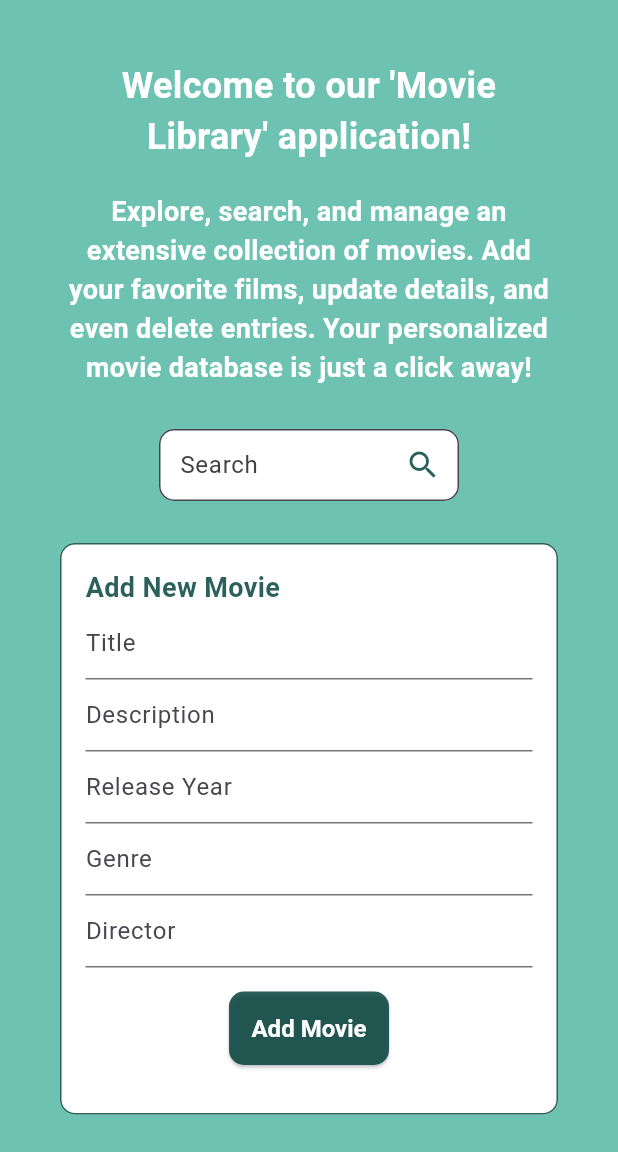
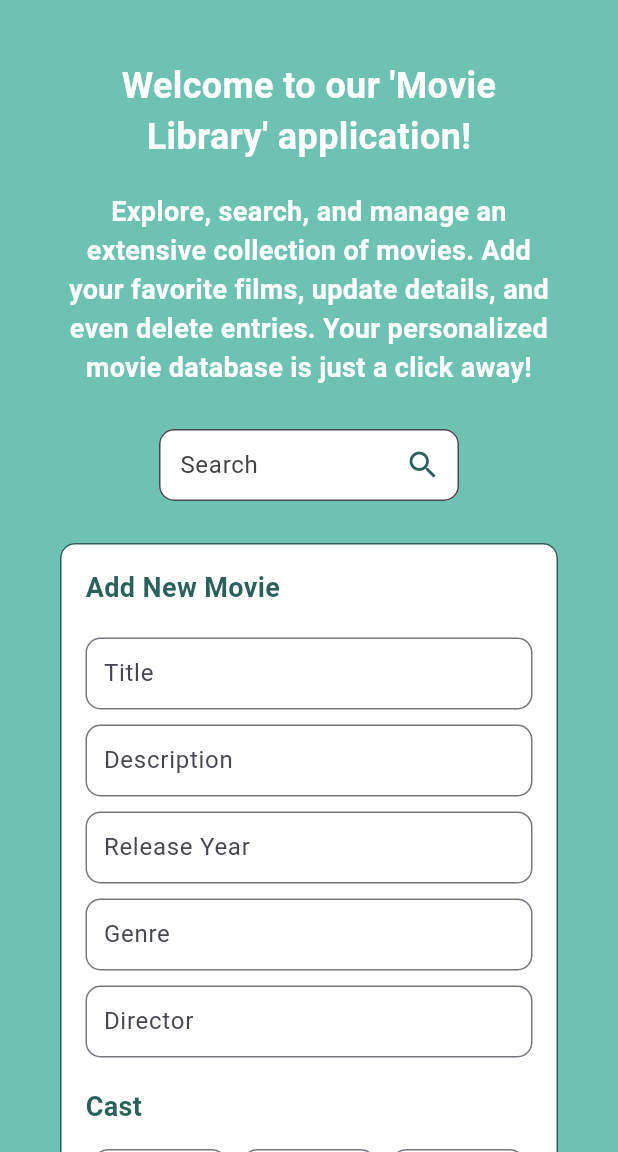
Before and after one commit to hasanBafuleh/Movies-Library-App, a Flutter app: the screen it shows after launch, on a phone screen of 412 x 824 dp, the part 84-1236 px from its top. Run offline on Flutter 3.47's test engine with Material 3 defaults, Android fonts, the phone set to English and light mode, and no system bars.

Commit message:
Added the Cast

```diff
--- a/movies_library_app/lib/main.dart
+++ b/movies_library_app/lib/main.dart
@@ -1,4 +1,4 @@
-// ignore_for_file: prefer_const_constructors, prefer_const_literals_to_create_immutables, avoid_print
+// ignore_for_file: prefer_const_constructors, prefer_const_literals_to_create_immutables, avoid_print, use_key_in_widget_constructors
 
 import 'package:flutter/material.dart';
 // ignore: unused_import
@@ -125,9 +125,14 @@
                               fontWeight: FontWeight.bold,
                             ),
                           ),
+                          SizedBox(height: 20),
                           TextFormField(
-                            decoration: const InputDecoration(
-                              hintText: 'Title',
+                            decoration: InputDecoration(
+                              labelText: 'Title',
+                              border: OutlineInputBorder(
+                                borderRadius: BorderRadius.circular(10),
+                              ),
+                              contentPadding: EdgeInsets.all(8.0),
                             ),
                             validator: (String? value) {
                               if (value == null || value.isEmpty) {
@@ -136,35 +141,71 @@
                               return null;
                             },
                           ),
+                          SizedBox(height: 10),
                           TextFormField(
-                            decoration: const InputDecoration(
-                              hintText: 'Description',
-                            ),
-                          ),
-                          TextFormField(
-                            decoration: const InputDecoration(
-                              hintText: 'Release Year',
+                            decoration: InputDecoration(
+                              labelText: 'Description',
+                              border: OutlineInputBorder(
+                                borderRadius: BorderRadius.circular(10),
+                              ),
+                              contentPadding: EdgeInsets.all(8.0),
                             ),
                             validator: (String? value) {
                               return null;
                             },
                           ),
+                          SizedBox(height: 10),
                           TextFormField(
-                            decoration: const InputDecoration(
-                              hintText: 'Genre',
+                            decoration: InputDecoration(
+                              labelText: 'Release Year',
+                              border: OutlineInputBorder(
+                                borderRadius: BorderRadius.circular(10),
+                              ),
+                              contentPadding: EdgeInsets.all(8.0),
                             ),
                             validator: (String? value) {
                               return null;
                             },
                           ),
+                          SizedBox(height: 10),
                           TextFormField(
-                            decoration: const InputDecoration(
-                              hintText: 'Director',
+                            decoration: InputDecoration(
+                              labelText: 'Genre',
+                              border: OutlineInputBorder(
+                                borderRadius: BorderRadius.circular(10),
+                              ),
+                              contentPadding: EdgeInsets.all(8.0),
                             ),
                             validator: (String? value) {
                               return null;
                             },
                           ),
+                          SizedBox(height: 10),
+                          TextFormField(
+                            decoration: InputDecoration(
+                              labelText: 'Director',
+                              border: OutlineInputBorder(
+                                borderRadius: BorderRadius.circular(10),
+                              ),
+                              contentPadding: EdgeInsets.all(8.0),
+                            ),
+                            validator: (String? value) {
+                              return null;
+                            },
+                          ),
+                          SizedBox(height: 20),
+                          Text(
+                            "Cast",
+                            style: TextStyle(
+                              color: Color.fromRGBO(4, 66, 61, 0.843),
+                              fontSize: 18,
+                              fontWeight: FontWeight.bold,
+                            ),
+                          ),
+                          SizedBox(height: 10),
+                          CastMemberInput(),
+                          CastMemberInput(),
+                          CastMemberInput(),
                           Center(
                             child: Padding(
                               padding:
@@ -204,3 +245,55 @@
     );
   }
 }
+
+class CastMemberInput extends StatelessWidget {
+  @override
+  Widget build(BuildContext context) {
+    return Row(
+      children: [
+        Expanded(
+          child: Padding(
+            padding: const EdgeInsets.all(5.0),
+            child: TextField(
+              decoration: InputDecoration(
+                labelText: 'Name',
+                border: OutlineInputBorder(
+                  borderRadius: BorderRadius.circular(10),
+                ),
+                contentPadding: EdgeInsets.all(8.0),
+              ),
+            ),
+          ),
+        ),
+        Expanded(
+          child: Padding(
+            padding: const EdgeInsets.all(5.0),
+            child: TextField(
+              decoration: InputDecoration(
+                labelText: 'Age',
+                border: OutlineInputBorder(
+                  borderRadius: BorderRadius.circular(10),
+                ),
+                contentPadding: EdgeInsets.all(8.0),
+              ),
+            ),
+          ),
+        ),
+        Expanded(
+          child: Padding(
+            padding: const EdgeInsets.all(5.0),
+            child: TextField(
+              decoration: InputDecoration(
+                labelText: 'Country',
+                border: OutlineInputBorder(
+                  borderRadius: BorderRadius.circular(10),
+                ),
+                contentPadding: EdgeInsets.all(8.0),
+              ),
+            ),
+          ),
+        ),
+      ],
+    );
+  }
+}
```
